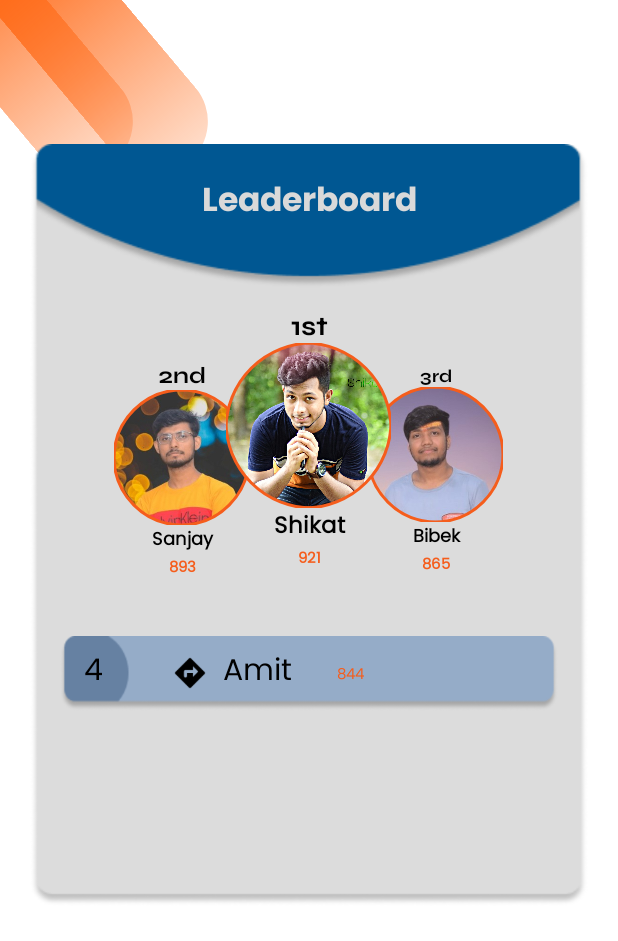
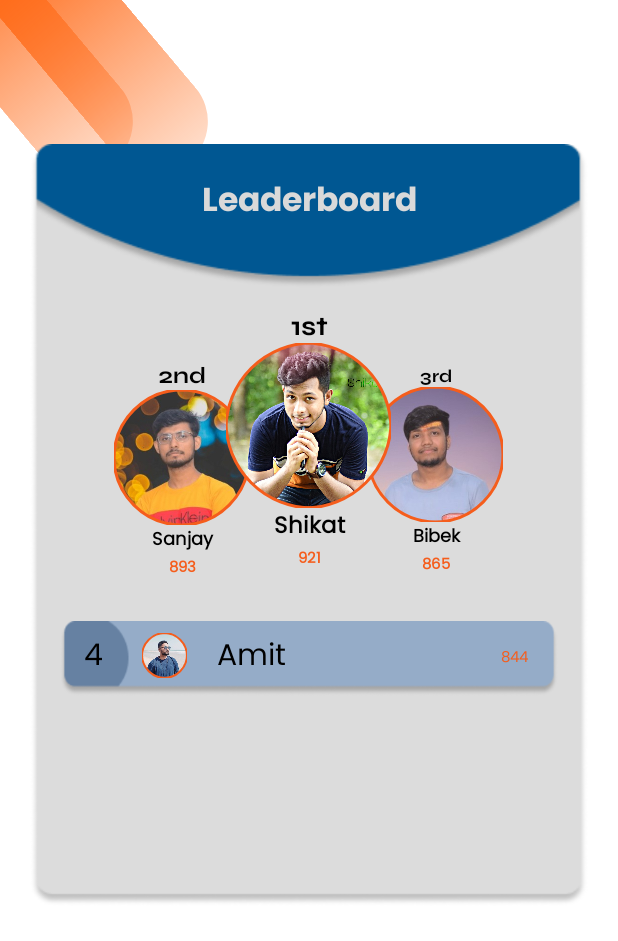
Before and after one commit to Shahbibek/Ansopedia, an Android app: the layout activity_leaderboard.xml on its own in the app's theme, with its tools: preview values and no code run, on a phone screen of 412 x 824 dp. Shown: the top 941 px of the screen. Run offline under Robolectric (Android 15) with nearby library versions, the phone set to English and light mode, and no system bars.

Commit message:
leaderboard page updated..

```diff
--- a/app/src/main/res/layout/activity_leaderboard.xml
+++ b/app/src/main/res/layout/activity_leaderboard.xml
@@ -260,7 +260,7 @@
                 android:layout_width="match_parent"
                 android:layout_height="50dp"
                 android:layout_marginStart="20dp"
-                android:layout_marginTop="30dp"
+                android:layout_marginTop="20dp"
                 android:layout_marginEnd="20dp"
                 android:background="@drawable/rank_bg">
 
@@ -276,12 +276,16 @@
                     android:textColor="@color/black"
                     android:textSize="20sp" />
 
-                <View
-                    android:layout_width="24dp"
-                    android:layout_height="24dp"
-                    android:layout_gravity="center"
-                    android:layout_marginStart="30dp"
-                    android:background="@drawable/round_directions" />
+                <com.google.android.material.imageview.ShapeableImageView
+                    android:id="@+id/changeImg"
+                    android:layout_width="30dp"
+                    android:layout_height="30dp"
+                    android:layout_marginHorizontal="10dp"
+                    android:layout_marginVertical="8dp"
+                    android:src="@drawable/amit"
+                    app:strokeColor="@color/contact_shape"
+                    app:strokeWidth="2px"
+                    app:shapeAppearanceOverlay="@style/rank4imageview" />
 
                 <TextView
                     android:id="@+id/userFname_4"
@@ -297,12 +301,12 @@
 
                 <TextView
                     android:id="@+id/score_4"
-                    android:layout_width="wrap_content"
+                    android:layout_width="match_parent"
                     android:layout_height="wrap_content"
                     android:layout_marginHorizontal="20dp"
-                    android:layout_marginVertical="7dp"
+                    android:layout_marginVertical="6dp"
                     android:fontFamily="@font/poppins_regular"
-                    android:gravity="center"
+                    android:gravity="end"
                     android:text="844"
                     android:textColor="@color/contact_shape"
                     android:textSize="10sp" />
--- a/app/src/main/res/values/style.xml
+++ b/app/src/main/res/values/style.xml
@@ -2,7 +2,7 @@
 <resources>
     <style name="roundimageview" parent="">
         <item name="cornerFamily">rounded</item>
-        <item name="cornerSize">70dp</item>
+        <item name="cornerSize">65dp</item>
         <item name="color">@color/black</item>
         <item name="strokeWidth">2dp</item>
     </style>
@@ -26,4 +26,10 @@
         <item name="color">@color/black</item>
     </style>
 
+    <style name="rank4imageview" parent="">
+        <item name="cornerFamily">rounded</item>
+        <item name="cornerSize">15dp</item>
+        <item name="color">@color/black</item>
+    </style>
+
 </resources>
```
Also changed, not shown: app/src/main/res/drawable-v24/amit.jpg (deleted), app/src/main/res/drawable/amit.jpeg (added).
